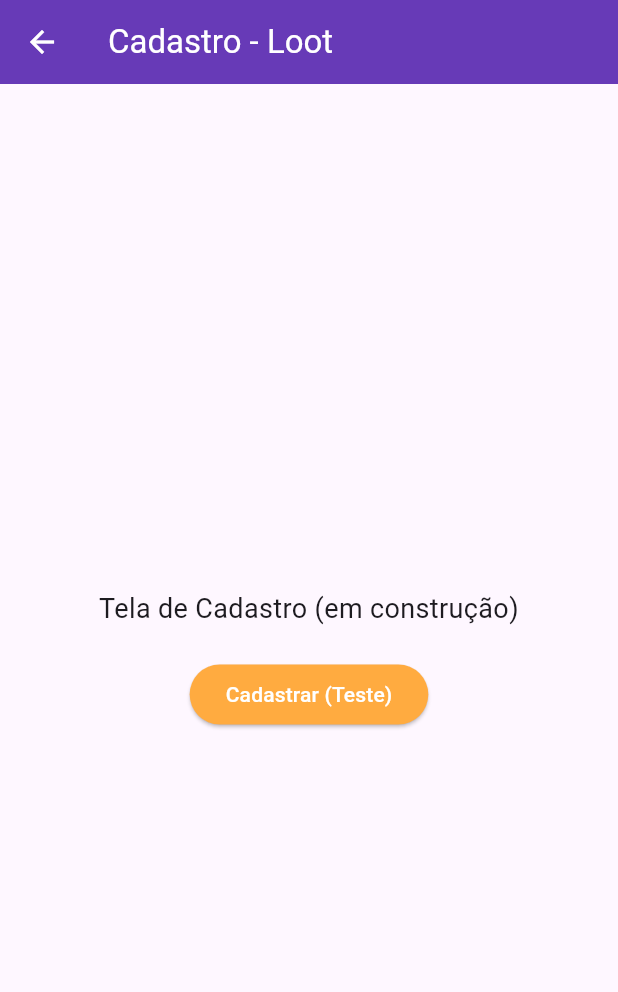
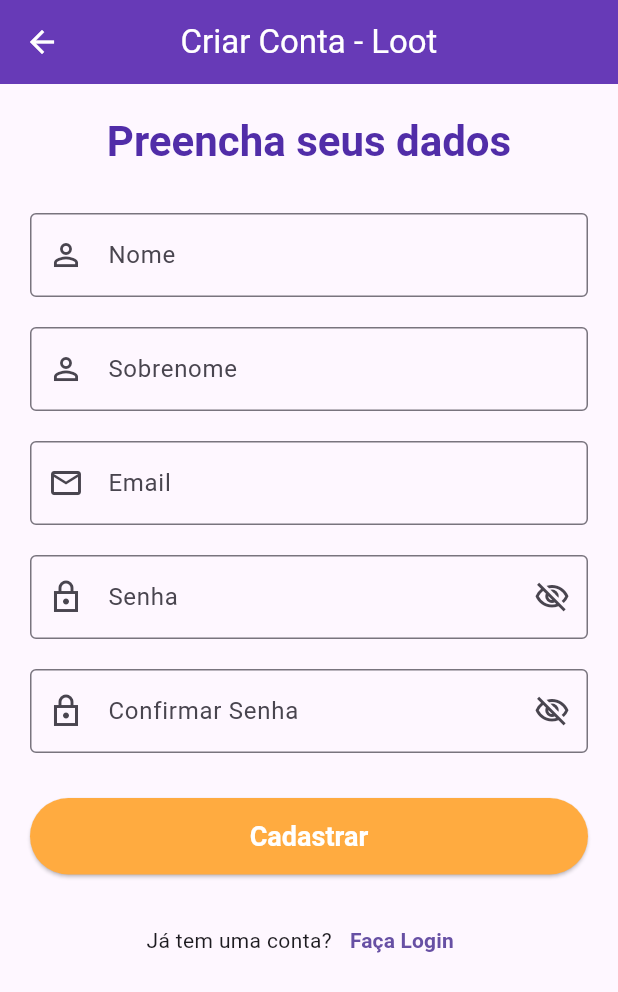
Before and after one commit to lopesDilceu/LootApp, a Flutter app: the RegisterScreen screen opened by its route, on a phone screen of 412 x 824 dp. Shown: the top 992 px of the screen. Run offline on Flutter 3.47's test engine with Material 3 defaults, Android fonts, the phone set to English and light mode, and no system bars; our stand-ins replace get.

Commit message:
feature: login and register logic

```diff
--- a/lib/app/constants/api/api_constants.dart
+++ b/lib/app/constants/api/api_constants.dart
@@ -1,5 +1,6 @@
 // lib/app/shared/constants/api_constants.dart
 class ApiConstants {
   // SUBSTITUA PELA URL BASE DA SUA API EXTERNA
-  static const String baseUrl = "https://back-production-352b.up.railway.app/";
+  // static const String baseUrl = "https://back-production-352b.up.railway.app/";
+  static const String baseUrl = "http://localhost:8000/";
 }
--- a/lib/app/controllers/auth/register_controller.dart
+++ b/lib/app/controllers/auth/register_controller.dart
@@ -1,26 +1,126 @@
 // lib/app/controllers/register_controller.dart
+import 'package:flutter/material.dart';
 import 'package:get/get.dart';
-// Importe o que for necessário no futuro
-// import 'package:flutter/material.dart';
-// import 'package:loot_app/app/data/providers/auth_api_provider.dart';
+import 'package:loot_app/app/data/models/user_model.dart'; // Seu User model
+import 'package:loot_app/app/data/providers/auth_api_provider.dart';
+import 'package:loot_app/app/routes/app_routes.dart';
 
 class RegisterController extends GetxController {
-  // Exemplo de campos que você terá:
-  // final TextEditingController firstNameController = TextEditingController();
-  // final TextEditingController emailController = TextEditingController();
-  // final TextEditingController passwordController = TextEditingController();
-  // RxBool isLoading = false.obs;
+  final AuthApiProvider _authApiProvider = Get.find<AuthApiProvider>();
+  // final StorageService _storageService = Get.find<StorageService>(); // Se for salvar token aqui
 
-  void registerUser() {
-    // Lógica de cadastro virá aqui
-    Get.snackbar('Em Breve!', 'Funcionalidade de Cadastro em desenvolvimento.', snackPosition: SnackPosition.BOTTOM);
+  final GlobalKey<FormState> registerFormKey = GlobalKey<FormState>();
+
+  final TextEditingController firstNameController = TextEditingController();
+  final TextEditingController lastNameController = TextEditingController();
+  final TextEditingController emailController = TextEditingController();
+  final TextEditingController passwordController = TextEditingController();
+  final TextEditingController confirmPasswordController = TextEditingController();
+
+  RxBool isLoading = false.obs;
+  RxBool obscurePassword = true.obs;
+  RxBool obscureConfirmPassword = true.obs;
+
+  @override
+  void onClose() {
+    firstNameController.dispose();
+    lastNameController.dispose();
+    emailController.dispose();
+    passwordController.dispose();
+    confirmPasswordController.dispose();
+    super.onClose();
   }
 
-  // @override
-  // void onClose() {
-  //   firstNameController.dispose();
-  //   emailController.dispose();
-  //   passwordController.dispose();
-  //   super.onClose();
-  // }
+  void toggleObscurePassword() => obscurePassword.value = !obscurePassword.value;
+  void toggleObscureConfirmPassword() => obscureConfirmPassword.value = !obscureConfirmPassword.value;
+
+  // --- Validadores ---
+  String? validateNotEmpty(String? value, String fieldName) {
+    if (value == null || value.trim().isEmpty) {
+      return 'O campo $fieldName é obrigatório.';
+    }
+    return null;
+  }
+
+  String? validateEmail(String? value) {
+    if (value == null || value.trim().isEmpty) {
+      return 'O campo Email é obrigatório.';
+    }
+    if (!GetUtils.isEmail(value.trim())) {
+      return 'Por favor, insira um email válido.';
+    }
+    return null;
+  }
+
+  String? validatePassword(String? value) {
+    if (value == null || value.isEmpty) {
+      return 'O campo Senha é obrigatório.';
+    }
+    if (value.length < 6) {
+      return 'A senha deve ter no mínimo 6 caracteres.';
+    }
+    // Você pode adicionar mais regras aqui (ex: maiúsculas, números, símbolos)
+    return null;
+  }
+
+  String? validateConfirmPassword(String? value) {
+    if (value == null || value.isEmpty) {
+      return 'O campo Confirmar Senha é obrigatório.';
+    }
+    if (value != passwordController.text) {
+      return 'As senhas não coincidem.';
+    }
+    return null;
+  }
+  // --- Fim Validadores ---
+
+  Future<void> registerUser() async {
+    if (registerFormKey.currentState!.validate()) {
+      isLoading.value = true;
+      try {
+        // O Role.user é assumido aqui, ajuste se necessário ou se vier do formulário
+        User? user = await _authApiProvider.register(
+          firstName: firstNameController.text.trim(),
+          lastName: lastNameController.text.trim(),
+          email: emailController.text.trim(),
+          password: passwordController.text, // Senha não deve ter trim() extra se espaços forem permitidos
+          role: Role.user, // Ou como sua API espera/define o role
+        );
+
+        if (user != null) {
+          // Sucesso no cadastro!
+          // TODO: Salvar o token do usuário (user.rememberToken ou o JWT retornado pela API)
+          // da mesma forma que no login, para que o usuário já fique logado.
+          // Ex: await _storageService.saveToken(apiResponse.token); // se register retorna token
+          // Ex: await _storageService.saveUserCredentials(user.email, user.id);
+
+          Get.snackbar(
+            'Cadastro Realizado!',
+            'Sua conta foi criada com sucesso, ${user.firstName}! Você já pode fazer login ou será redirecionado.',
+            snackPosition: SnackPosition.BOTTOM,
+            backgroundColor: Colors.green,
+            colorText: Colors.white,
+            duration: const Duration(seconds: 4),
+          );
+          // Opção 1: Navegar para a tela de login para o usuário entrar
+          Get.offAllNamed(AppRoutes.LOGIN);
+          // Opção 2: Se o backend já retorna um token e loga o usuário, navegar para a tela principal
+          // Get.offAllNamed(AppRoutes.HOME); // Ou sua rota principal logada
+        }
+        // Se user for null, o _authApiProvider.register já deve ter mostrado um Snackbar de erro.
+
+      } catch (e) {
+        Get.snackbar(
+          'Erro no Cadastro',
+          'Ocorreu um erro inesperado. Tente novamente.',
+          snackPosition: SnackPosition.BOTTOM,
+          backgroundColor: Colors.red,
+          colorText: Colors.white,
+        );
+        print("RegisterUser Exception: $e");
+      } finally {
+        isLoading.value = false;
+      }
+    }
+  }
 }
--- a/lib/app/screens/auth/register_screen.dart
+++ b/lib/app/screens/auth/register_screen.dart
@@ -1,33 +1,153 @@
 // lib/app/screens/auth/register_screen.dart
 import 'package:flutter/material.dart';
 import 'package:get/get.dart';
-import 'package:loot_app/app/controllers/auth/register_controller.dart'; // Importe o controller
+import 'package:loot_app/app/controllers/auth/register_controller.dart';
+import 'package:loot_app/app/routes/app_routes.dart';
 
-class RegisterScreen extends GetView<RegisterController> { // Use GetView
+class RegisterScreen extends GetView<RegisterController> {
   const RegisterScreen({super.key});
 
   @override
   Widget build(BuildContext context) {
-    // O controller é injetado pelo AuthBinding
     return Scaffold(
-      appBar: AppBar(title: const Text('Cadastro - Loot')),
-      body: Center(
-        child: Padding(
-          padding: const EdgeInsets.all(20.0),
+      appBar: AppBar(
+        title: const Text('Criar Conta - Loot'),
+        centerTitle: true,
+      ),
+      body: SingleChildScrollView(
+        padding: const EdgeInsets.all(20.0),
+        child: Form(
+          key: controller.registerFormKey,
           child: Column(
             mainAxisAlignment: MainAxisAlignment.center,
-            children: [
-              const Text(
-                'Tela de Cadastro (em construção)',
-                style: TextStyle(fontSize: 18),
+            crossAxisAlignment: CrossAxisAlignment.stretch,
+            children: <Widget>[
+              Text(
+                'Preencha seus dados',
                 textAlign: TextAlign.center,
+                style: Get.textTheme.headlineMedium?.copyWith(
+                  fontWeight: FontWeight.bold,
+                  color: Theme.of(context).primaryColorDark,
+                ),
+              ),
+              const SizedBox(height: 30),
+              TextFormField(
+                controller: controller.firstNameController,
+                decoration: const InputDecoration(
+                  labelText: 'Nome',
+                  prefixIcon: Icon(Icons.person_outline),
+                  border: OutlineInputBorder(),
+                ),
+                validator: (value) =>
+                    controller.validateNotEmpty(value, 'Nome'),
+                autovalidateMode: AutovalidateMode.onUserInteraction,
               ),
               const SizedBox(height: 20),
-              ElevatedButton(
-                // Exemplo de como chamar um método do controller
-                onPressed: controller.registerUser, // Método placeholder
-                child: const Text('Cadastrar (Teste)'),
-              )
+              TextFormField(
+                controller: controller.lastNameController,
+                decoration: const InputDecoration(
+                  labelText: 'Sobrenome',
+                  prefixIcon: Icon(Icons.person_outline),
+                  border: OutlineInputBorder(),
+                ),
+                validator: (value) =>
+                    controller.validateNotEmpty(value, 'Sobrenome'),
+                autovalidateMode: AutovalidateMode.onUserInteraction,
+              ),
+              const SizedBox(height: 20),
+              TextFormField(
+                controller: controller.emailController,
+                decoration: const InputDecoration(
+                  labelText: 'Email',
+                  hintText: 'seuemail@exemplo.com',
+                  prefixIcon: Icon(Icons.email_outlined),
+                  border: OutlineInputBorder(),
+                ),
+                keyboardType: TextInputType.emailAddress,
+                validator: controller.validateEmail,
+                autovalidateMode: AutovalidateMode.onUserInteraction,
+              ),
+              const SizedBox(height: 20),
+              Obx(
+                () => TextFormField(
+                  controller: controller.passwordController,
+                  decoration: InputDecoration(
+                    labelText: 'Senha',
+                    prefixIcon: const Icon(Icons.lock_outline_sharp),
+                    border: const OutlineInputBorder(),
+                    suffixIcon: IconButton(
+                      icon: Icon(
+                        controller.obscurePassword.value
+                            ? Icons.visibility_off_outlined
+                            : Icons.visibility_outlined,
+                      ),
+                      onPressed: controller.toggleObscurePassword,
+                    ),
+                  ),
+                  obscureText: controller.obscurePassword.value,
+                  validator: controller.validatePassword,
+                  autovalidateMode: AutovalidateMode.onUserInteraction,
+                ),
+              ),
+              const SizedBox(height: 20),
+              Obx(
+                () => TextFormField(
+                  controller: controller.confirmPasswordController,
+                  decoration: InputDecoration(
+                    labelText: 'Confirmar Senha',
+                    prefixIcon: const Icon(Icons.lock_outline_sharp),
+                    border: const OutlineInputBorder(),
+                    suffixIcon: IconButton(
+                      icon: Icon(
+                        controller.obscureConfirmPassword.value
+                            ? Icons.visibility_off_outlined
+                            : Icons.visibility_outlined,
+                      ),
+                      onPressed: controller.toggleObscureConfirmPassword,
+                    ),
+                  ),
+                  obscureText: controller.obscureConfirmPassword.value,
+                  validator: controller.validateConfirmPassword,
+                  autovalidateMode: AutovalidateMode.onUserInteraction,
+                ),
+              ),
+              const SizedBox(height: 30),
+              Obx(
+                () => controller.isLoading.value
+                    ? const Center(child: CircularProgressIndicator())
+                    : ElevatedButton(
+                        style: ElevatedButton.styleFrom(
+                          padding: const EdgeInsets.symmetric(vertical: 15),
+                          textStyle: const TextStyle(
+                            fontSize: 18,
+                            fontWeight: FontWeight.bold,
+                          ),
+                        ),
+                        onPressed: controller.registerUser,
+                        child: const Text('Cadastrar'),
+                      ),
+              ),
+              const SizedBox(height: 20),
+              Row(
+                mainAxisAlignment: MainAxisAlignment.center,
+                children: [
+                  const Text('Já tem uma conta?'),
+                  TextButton(
+                    onPressed: () {
+                      Get.offNamed(
+                        AppRoutes.LOGIN,
+                      ); // Volta para a tela de login
+                    },
+                    child: Text(
+                      'Faça Login',
+                      style: TextStyle(
+                        fontWeight: FontWeight.bold,
+                        color: Theme.of(context).primaryColor,
+                      ),
+                    ),
+                  ),
+                ],
+              ),
             ],
           ),
         ),
--- a/pubspec.yaml
+++ b/pubspec.yaml
@@ -9,12 +9,13 @@
 dependencies:
   flutter:
     sdk: flutter
+  flutter_secure_storage: ^9.2.4
   get: ^4.7.2
 
 dev_dependencies:
   flutter_test:
     sdk: flutter
-  flutter_lints: ^5.0.0
+  flutter_lints: ^6.0.0
 
 flutter:
   uses-material-design: true
```
Also changed, not shown: lib/app/data/providers/auth_api_provider.dart (+62 -28 lines), pubspec.lock, 7 other files.
